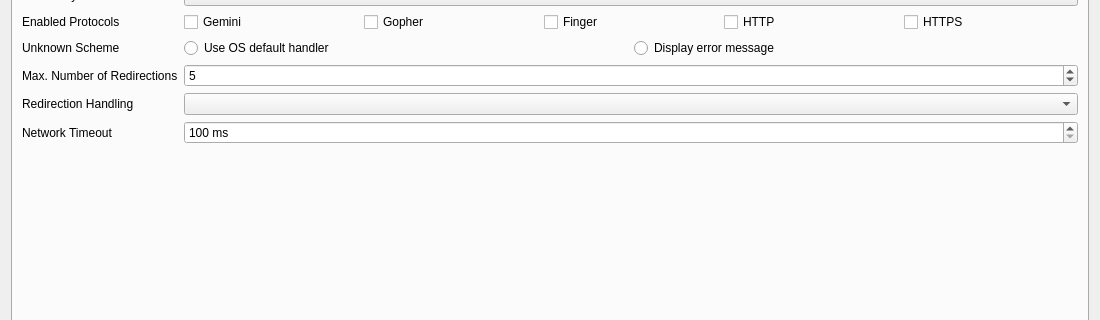
This is src/dialogs/settingsdialog.ui in ikskuh/kristall as Qt 5 draws it before an edit; both pictures show x 0 to 1100 and y 256 to 576 of the 1100 by 737 pixel window. The edited form follows.
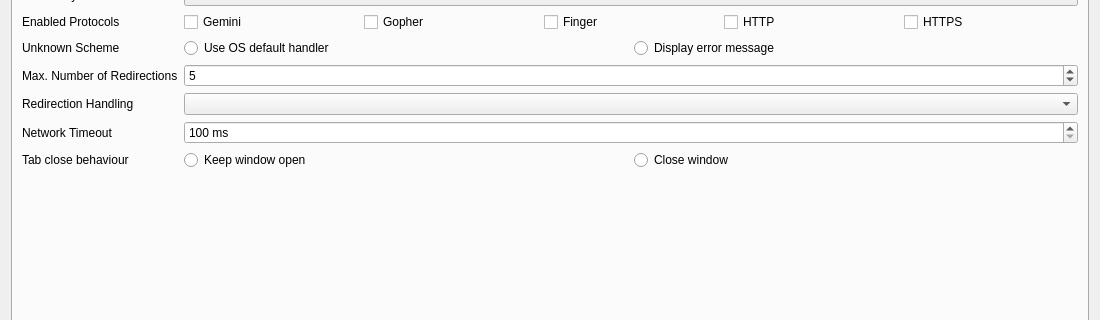
This is the edited form. Icons and pictures are not drawn. Custom widgets are drawn as their Qt base class.

```diff
--- a/src/dialogs/settingsdialog.ui
+++ b/src/dialogs/settingsdialog.ui
@@ -276,6 +276,37 @@
        <item row="0" column="1">
         <widget class="QComboBox" name="selected_language"/>
        </item>
+       <item row="13" column="0">
+        <widget class="QLabel" name="label_45">
+         <property name="text">
+          <string>Tab close behaviour</string>
+         </property>
+        </widget>
+       </item>
+       <item row="13" column="1">
+        <layout class="QHBoxLayout" name="horizontalLayout_12">
+         <item>
+          <widget class="QRadioButton" name="tab_keep_window">
+           <property name="text">
+            <string>Keep window open</string>
+           </property>
+           <attribute name="buttonGroup">
+            <string notr="true">buttonGroup_10</string>
+           </attribute>
+          </widget>
+         </item>
+         <item>
+          <widget class="QRadioButton" name="tab_close_window">
+           <property name="text">
+            <string>Close window</string>
+           </property>
+           <attribute name="buttonGroup">
+            <string notr="true">buttonGroup_10</string>
+           </attribute>
+          </widget>
+         </item>
+        </layout>
+       </item>
       </layout>
      </widget>
      <widget class="QWidget" name="display_tab">
```
Left out of the diff: 77 changed lines with no effect on the pictures.
